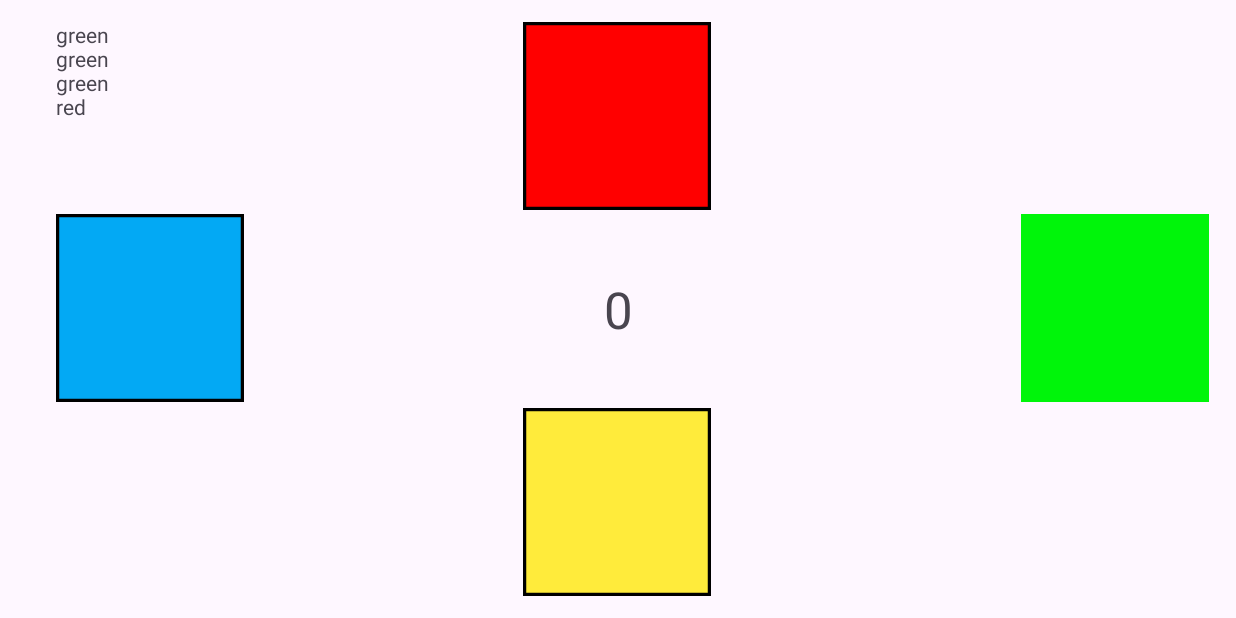
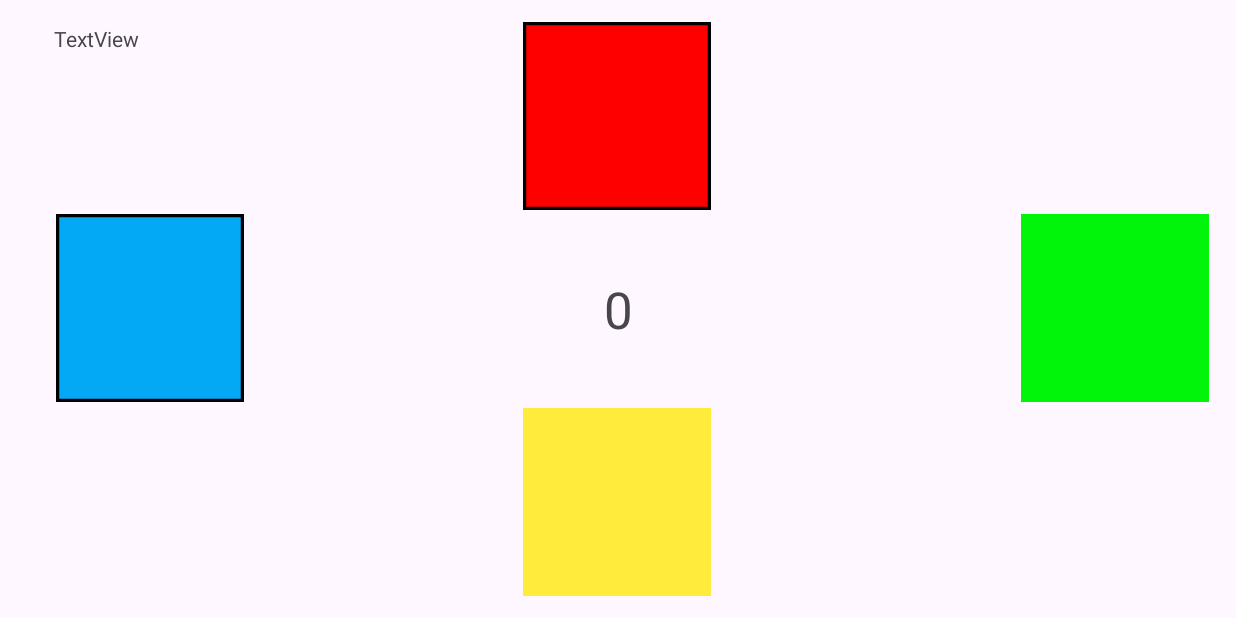
Before and after one commit to S00221754/SequenceAppMADProject, an Android app: the GameActivity screen opened directly, with no data from a screen before it, on a phone screen of 824 x 412 dp (held sideways). Run offline under Robolectric (Android 15) with nearby library versions, the phone set to English and light mode, and no system bars.

Commit message:
Added comments, completed project

```diff
--- a/app/src/main/java/com/example/sequenceapp/DatabaseHelper.java
+++ b/app/src/main/java/com/example/sequenceapp/DatabaseHelper.java
@@ -8,7 +8,7 @@ import android.database.sqlite.SQLiteOpenHelper;
 import java.util.ArrayList;
 import java.util.List;
 
-
+//source moodle page part 2 crud operations
 public class DatabaseHelper extends SQLiteOpenHelper {
     private  static  int DATABSE_VERSION = 1;
     private static final String DATABASE_NAME = "GameScores";
--- a/app/src/main/java/com/example/sequenceapp/GameActivity.java
+++ b/app/src/main/java/com/example/sequenceapp/GameActivity.java
@@ -17,19 +17,15 @@ import java.util.Random;
 
 public class GameActivity extends AppCompatActivity {
 
-    /*TODO:
-            1. Implement a way to display the game over screen.
-            2. Allow users to restart the game when its game over
-            3. Implement database function (will add tasks to this after functionality is done)*/
-
+    //variables
     TiltDirection tiltDirection;
     RandomSequence sequence;
     ImageView red,blue,green,yellow;
     String[] currentSequence;
-    int sequenceIndex = 0, sequenceNumber = 4, totalScore = 0, AddScore=0;
+    int sequenceIndex = 0, sequenceNumber = 4, totalScore = 0;
     Handler handler = new Handler();
     TextView sequenceList, score;
-    boolean newGame = false, gameOver = false;
+    boolean gameOver = false;
 
 
 
@@ -47,20 +43,14 @@ public class GameActivity extends AppCompatActivity {
         //initial sequence
         sequence = new RandomSequence();
         currentSequence = sequence.GenerateSequence(sequenceNumber);
-        //currentSequence = new String[]{"blue", "red", "yellow", "green"};
-        //for testing.
-        StringBuilder build = new StringBuilder();
-        for(String item : currentSequence){
-            build.append(item).append("\n");
-        }
-        sequenceList.setText(build.toString());
+
         //start tracking the accelerometer (need to switch this so it will only track once the sequence showing is over
         tiltDirection = new TiltDirection(this);
         // Start flashing the sequence
         flashSequence();
     }
 
-    // Flash the current sequence
+    // Flash the tiles according to the current sequence
     private void flashSequence() {
         handler.postDelayed(new Runnable() {
             @Override
@@ -72,13 +62,13 @@ public class GameActivity extends AppCompatActivity {
                     handler.postDelayed(this, 1000);
                 }
                 //begins to check tilts and sequence
-                checkAndProceed();
+                CheckTilt();
             }
         }, 1000);
     }
 
 
-    // flashes the tile according to the color
+    // flashes the tile according to the sequence colours
     private void flashTile(String color) {
 
         int originalColor = getOriginalColor(color);
@@ -138,14 +128,54 @@ public class GameActivity extends AppCompatActivity {
         }
     }
     //this checks if a tilt is detected before checking the sequence.
-    private void checkAndProceed() {
+    private void CheckTilt() {
         if (tiltDirection.isTiltDetected()) {
+            FlashUserTile(tiltDirection.getTilt());
             CheckUserSequence();
             tiltDirection.resetTilt();
         } else {
             // if no tilt is detected, it will continue to keep checking
-            handler.postDelayed(this::checkAndProceed, 1000);
+            handler.postDelayed(this::CheckTilt, 1000);
         }
+    }
+    //flashes where the user tilts towards
+    private void FlashUserTile(String color) {
+        int originalColor = getOriginalColor(color);
+
+        // Check if tiltDirection is not null and tilt is not null
+        if (tiltDirection != null && tiltDirection.getTilt() != null) {
+            String tilt = tiltDirection.getTilt();
+            Log.d("FlashTile", "Tilt direction: " + tilt);
+
+            // Flash the tile based on the tilt direction
+            switch (tilt) {
+                case "red":
+                    flashTileWithDirection(red, originalColor);
+                    break;
+                case "blue":
+                    flashTileWithDirection(blue, originalColor);
+                    break;
+                case "green":
+                    flashTileWithDirection(green, originalColor);
+                    break;
+                case "yellow":
+                    flashTileWithDirection(yellow, originalColor);
+                    break;
+            }
+        }
+
+        //resets the color after flashing
+        final int finalOriginalColor = originalColor;
+        handler.postDelayed(new Runnable() {
+            @Override
+            public void run() {
+                resetTileColor(color, finalOriginalColor);
+            }
+        }, 500);
+    }
+    //used to flash the tile that the user tilts too
+    private void flashTileWithDirection(ImageView tile, int originalColor) {
+        tile.getDrawable().setColorFilter(ContextCompat.getColor(this, R.color.white), PorterDuff.Mode.SRC_ATOP);
     }
 
     //Checks each tilt aligns with the sequence if not it is game over
@@ -157,22 +187,16 @@ public class GameActivity extends AppCompatActivity {
                 if (currentSequence.length > 0 && currentTilt.equals(currentSequence[0])) {
                     // This removes the first color of the array and moves the next color into 0
                     currentSequence = Arrays.copyOfRange(currentSequence, 1, currentSequence.length);
-                    // Testing
-                    StringBuilder build = new StringBuilder();
-                    for (String item : currentSequence) {
-                        build.append(item).append("\n");
-                    }
-                    sequenceList.setText(build.toString());
                     tiltDirection.clearTilt();
                 } else {
 
-                    setGameOver(); // Set the gameIsOver flag
+                    setGameOver(); // sets game is over
                     Intent gameOver = new Intent(getApplicationContext(), GameOverActivity.class);
                     gameOver.putExtra("Score", totalScore);
                     startActivity(gameOver);
                 }
 
-                // When a user finishes a sequence, it will reset the sequence with a new sequence with 2 additional colors / TODO: might make this into a method in the future
+                // When a user finishes a sequence, it will reset the sequence with a new sequence with 2 additional colors
                 if (currentSequence.length == 0) {
                     // Adds the score
                     totalScore += sequenceNumber;
@@ -180,12 +204,6 @@ public class GameActivity extends AppCompatActivity {
                     sequenceNumber += 2;
                     Log.d("new sequence", String.valueOf(sequenceNumber));
                     currentSequence = sequence.GenerateSequence(sequenceNumber);
-                    // Testing
-                    StringBuilder build = new StringBuilder();
-                    for (String item : currentSequence) {
-                        build.append(item).append("\n");
-                    }
-                    sequenceList.setText(build.toString());
                     tiltDirection.clearTilt();
                     sequenceIndex = 0;
                     flashSequence();
@@ -193,11 +211,10 @@ public class GameActivity extends AppCompatActivity {
             }
         }
     }
+    //used to set the game over to true
     private void setGameOver() {
         gameOver = true;
     }
-
-
 
     //the following methods below are for the tilt direction
     @Override
--- a/app/src/main/java/com/example/sequenceapp/HighScore.java
+++ b/app/src/main/java/com/example/sequenceapp/HighScore.java
@@ -22,7 +22,7 @@ public class HighScore extends AppCompatActivity {
         setContentView(R.layout.activity_high_score);
         DatabaseHelper db = new DatabaseHelper(this);
         btnPlayGame = findViewById(R.id.btnPlayGame);
-
+        //displays the top scores in a list
         ListView topScores = findViewById(R.id.lvTopScores);
         List<Score> topScorers = db.getTopScores();
 
--- a/app/src/main/java/com/example/sequenceapp/InputScore.java
+++ b/app/src/main/java/com/example/sequenceapp/InputScore.java
@@ -20,12 +20,14 @@ public class InputScore extends AppCompatActivity {
         super.onCreate(savedInstanceState);
         setContentView(R.layout.activity_input_score);
         db = new DatabaseHelper(this);
+        //gets the final score from the activity
         Bundle score = getIntent().getExtras();
         finalScore = score.getInt("Score");
         btnAdd = findViewById(R.id.btnAdd);
         userName = findViewById(R.id.evUserName);
 
     }
+    //Once user clicks add the score and name will be added to the databse.
     public void AddScore(View v){
         if (userName.getText() != null){
             db.addScore(new Score(String.valueOf(userName.getText()),String.valueOf(finalScore)));
--- a/app/src/main/java/com/example/sequenceapp/MainActivity.java
+++ b/app/src/main/java/com/example/sequenceapp/MainActivity.java
@@ -15,7 +15,7 @@ public class MainActivity extends AppCompatActivity {
         super.onCreate(savedInstanceState);
         setContentView(R.layout.activity_main);
         btnPlay = findViewById(R.id.btnPlay);
-
+        //starts the game
         btnPlay.setOnClickListener(new View.OnClickListener() {
             @Override
             public void onClick(View v) {
@@ -24,6 +24,7 @@ public class MainActivity extends AppCompatActivity {
             }
         });
     }
+    //allows user to view the top 5 scores
     public void viewScores(View v){
         Intent viewScores = new Intent(getApplicationContext(), HighScore.class);
         startActivity(viewScores);
--- a/app/src/main/java/com/example/sequenceapp/RandomSequence.java
+++ b/app/src/main/java/com/example/sequenceapp/RandomSequence.java
@@ -11,9 +11,11 @@ import java.util.List;
 import java.util.Random;
 
 public class RandomSequence {
+    //variables
     private String[] colors = {"red", "blue", "green", "yellow"};
     private Random random = new Random();
 
+    //generates a sequence the size of the given sequence length
     public String[] GenerateSequence(int sequenceLength) {
         List<String> sequence = new ArrayList<>();
         for (int i = 0; i < sequenceLength; i++) {
--- a/app/src/main/java/com/example/sequenceapp/Score.java
+++ b/app/src/main/java/com/example/sequenceapp/Score.java
@@ -36,6 +36,7 @@ public class Score {
         this._final_score = _final_score;
     }
 
+    //to string to display on the list
     @Override
     public String toString(){
         return "Name: " + getName() + " Score: " + getFinalScore();
```
Also changed, not shown: app/src/main/java/com/example/sequenceapp/GameOverActivity.java (+7 -3 lines), app/src/main/java/com/example/sequenceapp/TiltDirection.java (+7 -3 lines).
